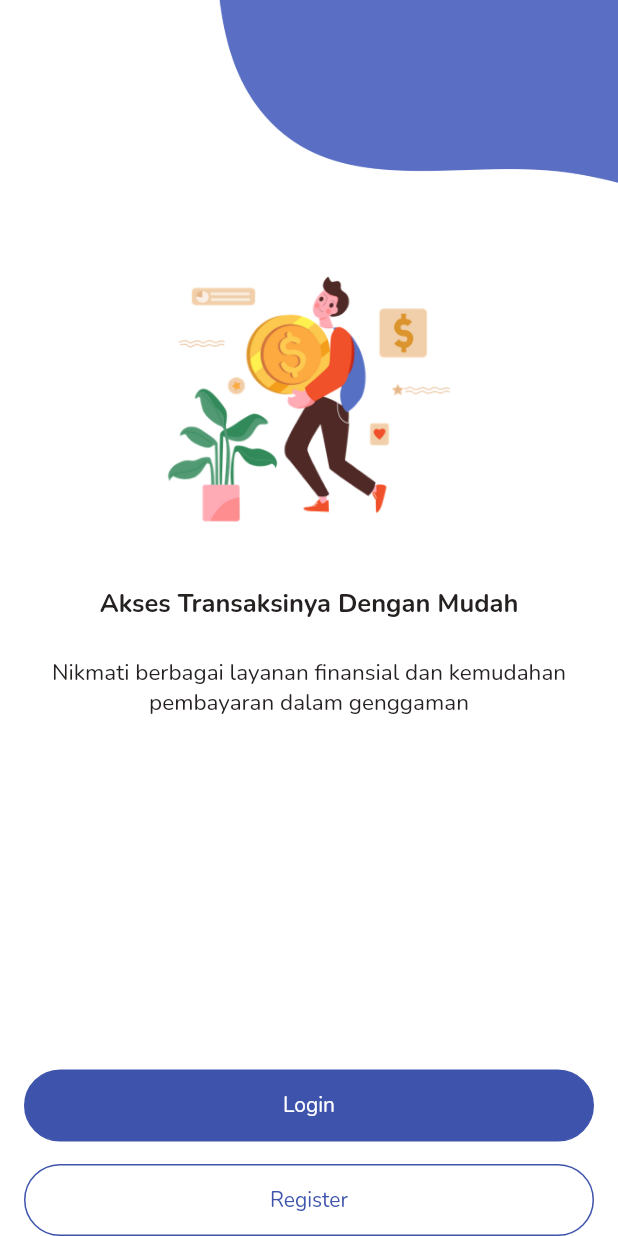
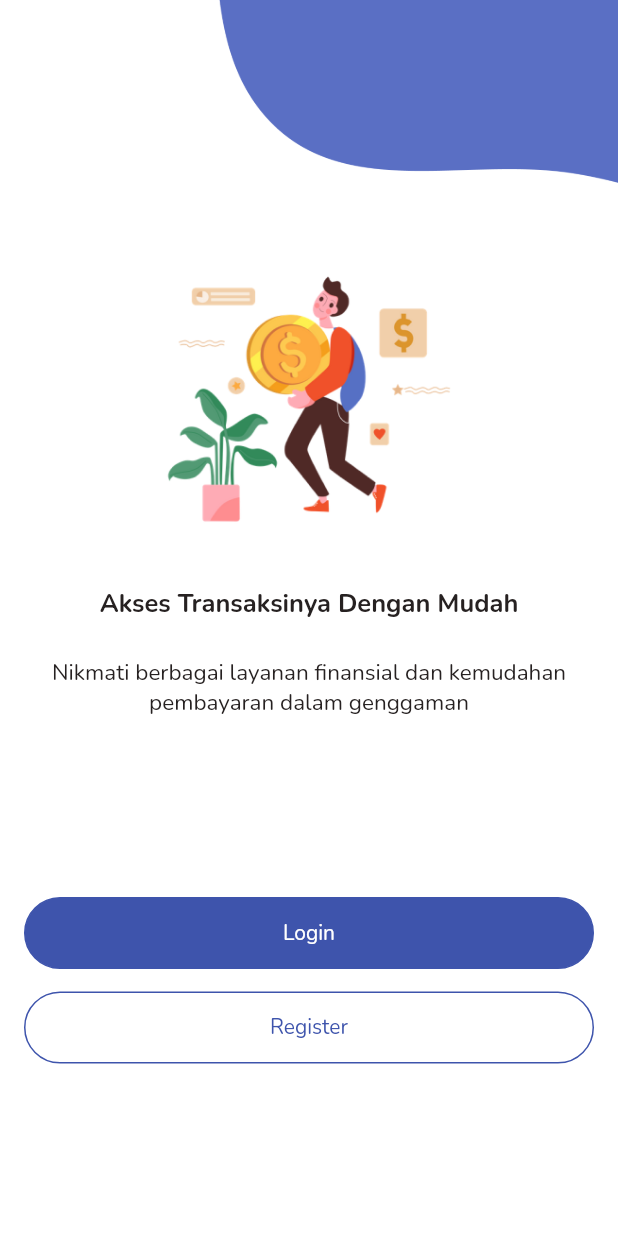
Before and after one commit to ntaulya/visipay, a Flutter app: the screen it shows after launch, on a phone screen of 412 x 824 dp. Run offline on Flutter 3.47's test engine with Material 2 defaults, Android fonts, the phone set to English and light mode, and no system bars; our stand-ins replace bloc, dartz, flutter_bloc, flutter_svg, get_it, google_fonts and 1 more.

Commit message:
Onboarding white space

```diff
--- a/lib/pages/onBoarding.dart
+++ b/lib/pages/onBoarding.dart
@@ -54,7 +54,7 @@ class OnBoarding extends StatelessWidget {
                       fontWeight: FontWeight.normal,
                       color: Text1),
                 ),
-                const Spacer(),
+                SizedBox(height: 120,),
 
                 Button(
                   "Login",
```
